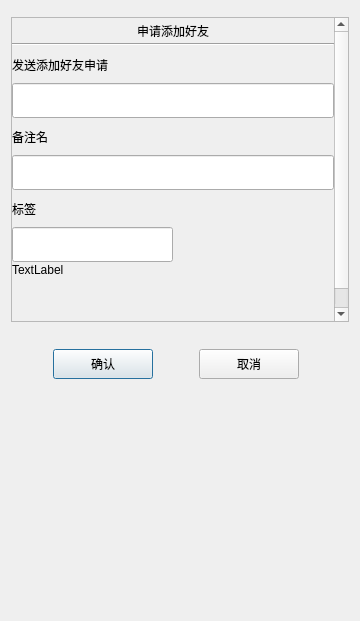
Keyes117/ZhKeyesIM, file ZhKeyesIMClient/UI/ApplyFriendDialog.ui: the form before one commit.
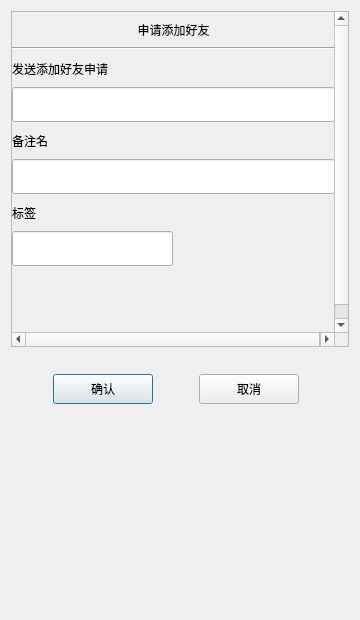
The form after the commit. Custom widgets are drawn as their Qt base class.

The edit to the form file:
```diff
--- a/ZhKeyesIMClient/UI/ApplyFriendDialog.ui
+++ b/ZhKeyesIMClient/UI/ApplyFriendDialog.ui
@@ -7,7 +7,7 @@
     <x>0</x>
     <y>0</y>
     <width>360</width>
-    <height>621</height>
+    <height>620</height>
    </rect>
   </property>
   <property name="minimumSize">
@@ -26,9 +26,6 @@
    <string>ApplyFriendDialog</string>
   </property>
   <layout class="QVBoxLayout" name="verticalLayout">
-   <item>
-    <widget class="QWidget" name="widget_6" native="true"/>
-   </item>
    <item>
     <widget class="QScrollArea" name="scrollArea">
      <property name="sizePolicy">
@@ -50,9 +47,9 @@
       <property name="geometry">
        <rect>
         <x>0</x>
-        <y>-17</y>
-        <width>326</width>
-        <height>325</height>
+        <y>0</y>
+        <width>340</width>
+        <height>358</height>
        </rect>
       </property>
       <layout class="QVBoxLayout" name="verticalLayout_2">
@@ -76,13 +73,13 @@
          <property name="minimumSize">
           <size>
            <width>0</width>
-           <height>25</height>
+           <height>35</height>
           </size>
          </property>
          <property name="maximumSize">
           <size>
            <width>16777215</width>
-           <height>25</height>
+           <height>35</height>
           </size>
          </property>
          <property name="text">
@@ -152,6 +149,12 @@
           </item>
           <item>
            <widget class="QLabel" name="label_3">
+            <property name="sizePolicy">
+             <sizepolicy hsizetype="Preferred" vsizetype="Fixed">
+              <horstretch>0</horstretch>
+              <verstretch>0</verstretch>
+             </sizepolicy>
+            </property>
             <property name="minimumSize">
              <size>
               <width>0</width>
@@ -314,7 +317,7 @@
                    </size>
                   </property>
                   <property name="text">
-                   <string>TextLabel</string>
+                   <string/>
                   </property>
                  </widget>
                 </item>
@@ -333,13 +336,26 @@
              </size>
             </property>
             <layout class="QHBoxLayout" name="horizontalLayout_2">
+             <property name="leftMargin">
+              <number>0</number>
+             </property>
+             <property name="topMargin">
+              <number>0</number>
+             </property>
+             <property name="rightMargin">
+              <number>0</number>
+             </property>
+             <property name="bottomMargin">
+              <number>0</number>
+             </property>
              <item>
               <widget class="QWidget" name="widget_labelList" native="true">
-               <layout class="QVBoxLayout" name="verticalLayout_7">
-                <item>
-                 <widget class="QWidget" name="widget_9" native="true"/>
-                </item>
-               </layout>
+               <property name="minimumSize">
+                <size>
+                 <width>287</width>
+                 <height>50</height>
+                </size>
+               </property>
               </widget>
              </item>
              <item>
@@ -357,6 +373,18 @@
                 </size>
                </property>
                <layout class="QVBoxLayout" name="verticalLayout_6">
+                <property name="leftMargin">
+                 <number>0</number>
+                </property>
+                <property name="topMargin">
+                 <number>0</number>
+                </property>
+                <property name="rightMargin">
+                 <number>0</number>
+                </property>
+                <property name="bottomMargin">
+                 <number>0</number>
+                </property>
                 <item>
                  <spacer name="verticalSpacer_3">
                   <property name="orientation">
@@ -513,7 +541,7 @@
      <property name="sizeHint" stdset="0">
       <size>
        <width>20</width>
-       <height>251</height>
+       <height>30</height>
       </size>
      </property>
     </spacer>
```
